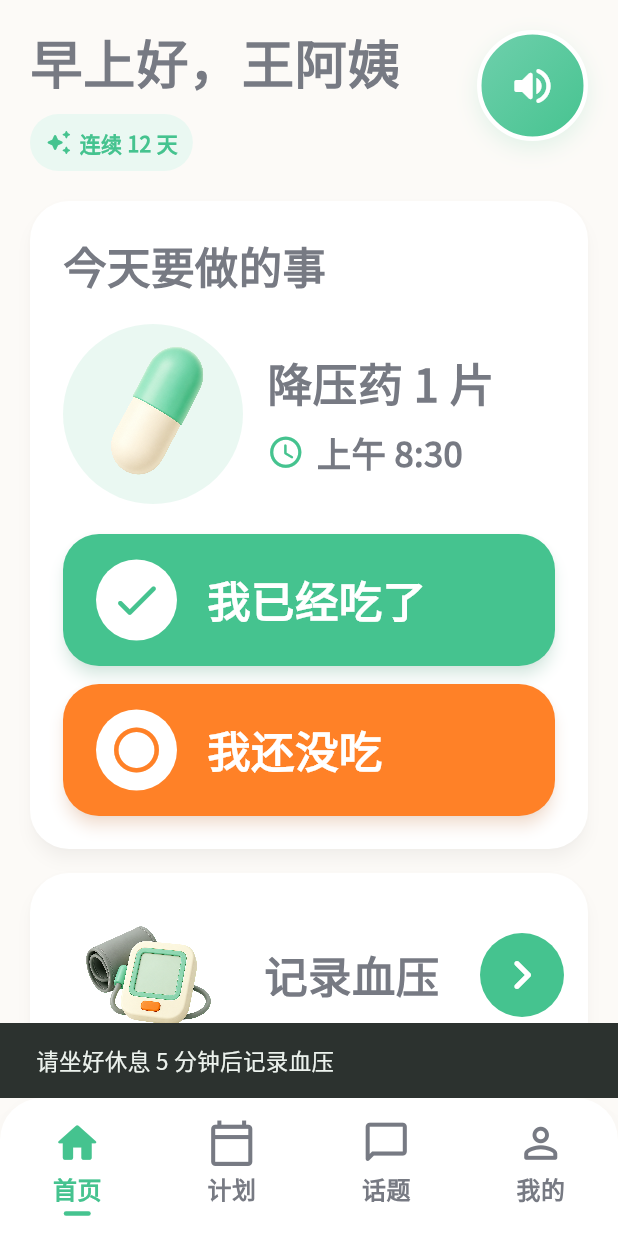
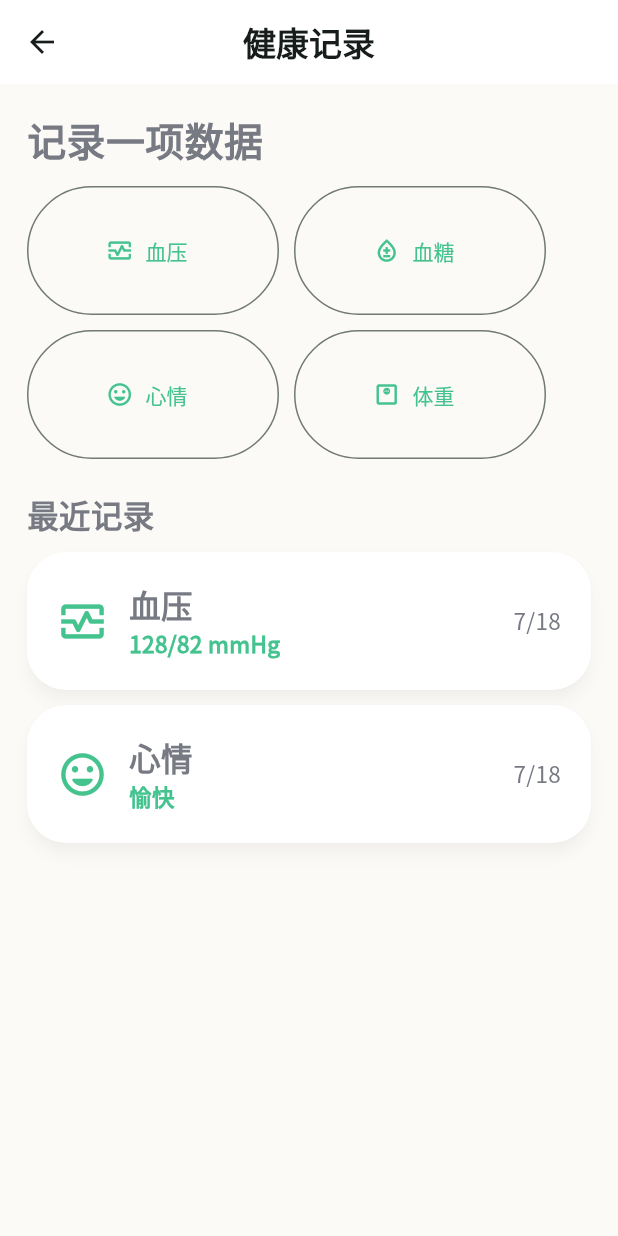
Before and after one commit to zx6831/FubaoApp, a Flutter app: the ElderShell screen opened directly with empty values, after a tap on "记录血压", on a phone screen of 412 x 824 dp. Run offline on Flutter 3.47's test engine with Material 3 defaults, Android fonts, the phone set to English and light mode, and no system bars.

Commit message:
feat: connect health center alerts and spark

```diff
--- a/apps/fubao_app/lib/data/demo_fubao_repository.dart
+++ b/apps/fubao_app/lib/data/demo_fubao_repository.dart
@@ -87,6 +87,33 @@ class DemoFubaoRepository extends ChangeNotifier implements FubaoRepository {
   bool get allTasksCompleted => _tasks.every((task) => task.isCompleted);
 
   @override
+  final List<HealthReading> healthReadings = [
+    HealthReading(
+      id: 'pressure-demo',
+      metric: HealthMetric.bloodPressure,
+      value: const {'systolic': 128, 'diastolic': 82, 'unit': 'mmHg'},
+      recordedAt: DateTime(2026, 7, 18, 8, 30),
+    ),
+    HealthReading(
+      id: 'mood-demo',
+      metric: HealthMetric.mood,
+      value: const {'text': '愉快'},
+      recordedAt: DateTime(2026, 7, 18, 20, 30),
+    ),
+  ];
+
+  @override
+  final List<CareAlert> alerts = [];
+
+  @override
+  FamilySpark get spark => const FamilySpark(
+        lit: true,
+        streakDays: 12,
+        childActive: true,
+        elderActive: true,
+      );
+
+  @override
   Future<void> refresh() async {}
 
   @override
@@ -144,4 +171,27 @@ class DemoFubaoRepository extends ChangeNotifier implements FubaoRepository {
 
   @override
   Future<bool> remindTask(String id) async => true;
+
+  @override
+  Future<void> recordHealth(
+    HealthMetric metric,
+    Map<String, dynamic> value,
+  ) async {
+    healthReadings.insert(
+        0,
+        HealthReading(
+          id: 'demo-health-${DateTime.now().microsecondsSinceEpoch}',
+          metric: metric,
+          value: value,
+          recordedAt: DateTime.now(),
+        ));
+    notifyListeners();
+  }
+
+  @override
+  Future<void> updateAlert(
+    String id,
+    String status, {
+    String? closeReason,
+  }) async {}
 }
--- a/apps/fubao_app/lib/data/fubao_repository.dart
+++ b/apps/fubao_app/lib/data/fubao_repository.dart
@@ -8,6 +8,9 @@ abstract interface class FubaoRepository implements Listenable {
   List<CareTopic> get topics;
   int get completedTaskCount;
   bool get allTasksCompleted;
+  List<HealthReading> get healthReadings;
+  List<CareAlert> get alerts;
+  FamilySpark get spark;
 
   Future<void> refresh();
 
@@ -29,5 +32,16 @@ abstract interface class FubaoRepository implements Listenable {
 
   Future<bool> remindTask(String id);
 
+  Future<void> recordHealth(
+    HealthMetric metric,
+    Map<String, dynamic> value,
+  );
+
+  Future<void> updateAlert(
+    String id,
+    String status, {
+    String? closeReason,
+  });
+
   void dispose();
 }
--- a/apps/fubao_app/lib/data/remote_fubao_repository.dart
+++ b/apps/fubao_app/lib/data/remote_fubao_repository.dart
@@ -13,6 +13,14 @@ class RemoteFubaoRepository extends ChangeNotifier implements FubaoRepository {
   final List<HealthTask> _tasks = [];
   final List<HealthPlan> _plans = [];
   final List<CareTopic> _topics = const [];
+  final List<HealthReading> _healthReadings = [];
+  final List<CareAlert> _alerts = [];
+  FamilySpark _spark = const FamilySpark(
+    lit: false,
+    streakDays: 0,
+    childActive: false,
+    elderActive: false,
+  );
   Timer? _poller;
   bool _refreshing = false;
   String? lastError;
@@ -25,6 +33,15 @@ class RemoteFubaoRepository extends ChangeNotifier implements FubaoRepository {
 
   @override
   List<CareTopic> get topics => List.unmodifiable(_topics);
+
+  @override
+  List<HealthReading> get healthReadings => List.unmodifiable(_healthReadings);
+
+  @override
+  List<CareAlert> get alerts => List.unmodifiable(_alerts);
+
+  @override
+  FamilySpark get spark => _spark;
 
   @override
   int get completedTaskCount => _tasks.where((task) => task.isCompleted).length;
@@ -45,6 +62,14 @@ class RemoteFubaoRepository extends ChangeNotifier implements FubaoRepository {
     _poller = null;
     _tasks.clear();
     _plans.clear();
+    _healthReadings.clear();
+    _alerts.clear();
+    _spark = const FamilySpark(
+      lit: false,
+      streakDays: 0,
+      childActive: false,
+      elderActive: false,
+    );
     lastError = null;
     notifyListeners();
   }
@@ -56,6 +81,9 @@ class RemoteFubaoRepository extends ChangeNotifier implements FubaoRepository {
     try {
       final planData = await _api.get('plans');
       final taskData = await _api.get('tasks/today');
+      final healthData = await _api.get('health-data');
+      final alertData = await _api.get('alerts');
+      final sparkData = await _api.get('sparks/current');
       final taskItems = (taskData['items'] as List? ?? const [])
           .whereType<Map>()
           .map((item) => _taskFromJson(item.cast<String, dynamic>()))
@@ -70,6 +98,22 @@ class RemoteFubaoRepository extends ChangeNotifier implements FubaoRepository {
       _plans
         ..clear()
         ..addAll(planItems);
+      _healthReadings
+        ..clear()
+        ..addAll((healthData['items'] as List? ?? const [])
+            .whereType<Map>()
+            .map((item) => _healthFromJson(item.cast<String, dynamic>())));
+      _alerts
+        ..clear()
+        ..addAll((alertData['items'] as List? ?? const [])
+            .whereType<Map>()
+            .map((item) => _alertFromJson(item.cast<String, dynamic>())));
+      _spark = FamilySpark(
+        lit: sparkData['lit'] == true,
+        streakDays: (sparkData['streakDays'] as num?)?.toInt() ?? 0,
+        childActive: sparkData['childActive'] == true,
+        elderActive: sparkData['elderActive'] == true,
+      );
       lastError = null;
       notifyListeners();
     } on ApiException catch (error) {
@@ -155,6 +199,38 @@ class RemoteFubaoRepository extends ChangeNotifier implements FubaoRepository {
     return data['accepted'] == true;
   }
 
+  @override
+  Future<void> recordHealth(
+    HealthMetric metric,
+    Map<String, dynamic> value,
+  ) async {
+    await _api.post('health-data', body: {
+      'type': metric.name,
+      if (metric == HealthMetric.bloodPressure) ...{
+        'systolic': value['systolic'],
+        'diastolic': value['diastolic'],
+      } else if (metric == HealthMetric.mood)
+        'textValue': value['text']
+      else
+        'value': value['value'],
+      'confirmedByUser': true,
+    });
+    await refresh();
+  }
+
+  @override
+  Future<void> updateAlert(
+    String id,
+    String status, {
+    String? closeReason,
+  }) async {
+    await _api.patch('alerts/$id', body: {
+      'status': status,
+      if (closeReason != null) 'closeReason': closeReason,
+    });
+    await refresh();
+  }
+
   HealthTask _taskFromJson(Map<String, dynamic> json) {
     final status = json['status']?.toString();
     final record = (json['record'] as Map?)?.cast<String, dynamic>();
@@ -201,6 +277,27 @@ class RemoteFubaoRepository extends ChangeNotifier implements FubaoRepository {
     );
   }
 
+  HealthReading _healthFromJson(Map<String, dynamic> json) => HealthReading(
+        id: json['id'].toString(),
+        metric: _metric(json['metric']?.toString()),
+        value: (json['value'] as Map?)?.cast<String, dynamic>() ?? const {},
+        recordedAt: DateTime.parse(json['recordedAt'].toString()),
+      );
+
+  CareAlert _alertFromJson(Map<String, dynamic> json) => CareAlert(
+        id: json['id'].toString(),
+        level: json['level']?.toString() ?? 'L1',
+        metric: _metric(json['metric']?.toString()),
+        message: json['message']?.toString() ?? '有一条健康记录需要关注',
+        status: json['status']?.toString() ?? 'pending',
+        createdAt: DateTime.parse(json['createdAt'].toString()),
+      );
+
+  HealthMetric _metric(String? value) => HealthMetric.values.firstWhere(
+        (metric) => metric.name == value,
+        orElse: () => HealthMetric.mood,
+      );
+
   TaskKind _kind(String? value) => TaskKind.values.firstWhere(
         (kind) => kind.name == value,
         orElse: () => TaskKind.custom,
--- a/apps/fubao_app/lib/domain/models.dart
+++ b/apps/fubao_app/lib/domain/models.dart
@@ -106,6 +106,54 @@ class PlanDraft {
   final Map<String, dynamic> enrollmentData;
 }
 
+enum HealthMetric { bloodPressure, bloodGlucose, mood, weight }
+
+@immutable
+class HealthReading {
+  const HealthReading({
+    required this.id,
+    required this.metric,
+    required this.value,
+    required this.recordedAt,
+  });
+  final String id;
+  final HealthMetric metric;
+  final Map<String, dynamic> value;
+  final DateTime recordedAt;
+}
+
+@immutable
+class CareAlert {
+  const CareAlert({
+    required this.id,
+    required this.level,
+    required this.metric,
+    required this.message,
+    required this.status,
+    required this.createdAt,
+  });
+  final String id;
+  final String level;
+  final HealthMetric metric;
+  final String message;
+  final String status;
+  final DateTime createdAt;
+}
+
+@immutable
+class FamilySpark {
+  const FamilySpark({
+    required this.lit,
+    required this.streakDays,
+    required this.childActive,
+    required this.elderActive,
+  });
+  final bool lit;
+  final int streakDays;
+  final bool childActive;
+  final bool elderActive;
+}
+
 @immutable
 class CareTopic {
   const CareTopic({
--- a/apps/fubao_app/lib/features/elder/elder_home_page.dart
+++ b/apps/fubao_app/lib/features/elder/elder_home_page.dart
@@ -5,6 +5,7 @@ import '../../design/fubao_colors.dart';
 import '../../design/fubao_illustrations.dart';
 import '../../widgets/fubao_widgets.dart';
 import '../../domain/models.dart';
+import '../health/health_center_page.dart';
 
 class ElderHomePage extends StatelessWidget {
   const ElderHomePage({required this.repository, super.key});
@@ -145,8 +146,12 @@ class ElderHomePage extends StatelessWidget {
                   ),
                 const SizedBox(height: 16),
                 FubaoCard(
-                  onTap: () => ScaffoldMessenger.of(context).showSnackBar(
-                      const SnackBar(content: Text('请坐好休息 5 分钟后记录血压'))),
+                  onTap: () => Navigator.of(context).push(
+                    MaterialPageRoute<void>(
+                      builder: (_) =>
+                          HealthCenterPage(repository: repository, elder: true),
+                    ),
+                  ),
                   padding: const EdgeInsets.all(16),
                   child: const Row(children: [
                     FubaoIllustrationAsset(
--- /dev/null
+++ b/apps/fubao_app/lib/features/health/health_center_page.dart
@@ -0,0 +1,216 @@
+import 'package:flutter/material.dart';
+
+import '../../data/fubao_repository.dart';
+import '../../design/fubao_colors.dart';
+import '../../domain/models.dart';
+import '../../widgets/fubao_widgets.dart';
+
+class HealthCenterPage extends StatelessWidget {
+  const HealthCenterPage(
+      {required this.repository, this.elder = false, super.key});
+  final FubaoRepository repository;
+  final bool elder;
+
+  @override
+  Widget build(BuildContext context) => Scaffold(
+        appBar: AppBar(title: const Text('健康记录'), centerTitle: true),
+        body: AnimatedBuilder(
+          animation: repository,
+          builder: (context, _) => ListView(
+            padding: const EdgeInsets.all(18),
+            children: [
+              Text('记录一项数据',
+                  style: TextStyle(
+                      fontSize: elder ? 26 : 21, fontWeight: FontWeight.w900)),
+              const SizedBox(height: 12),
+              Wrap(spacing: 10, runSpacing: 10, children: [
+                _entry(context, HealthMetric.bloodPressure, '血压',
+                    Icons.monitor_heart_outlined),
+                _entry(context, HealthMetric.bloodGlucose, '血糖',
+                    Icons.bloodtype_outlined),
+                _entry(context, HealthMetric.mood, '心情', Icons.mood_rounded),
+                _entry(context, HealthMetric.weight, '体重',
+                    Icons.monitor_weight_outlined),
+              ]),
+              const SizedBox(height: 22),
+              if (repository.alerts
+                  .any((alert) => alert.status == 'pending')) ...[
+                const Text('需要关注',
+                    style:
+                        TextStyle(fontSize: 21, fontWeight: FontWeight.w900)),
+                const SizedBox(height: 10),
+                for (final alert in repository.alerts
+                    .where((item) => item.status == 'pending'))
+                  Padding(
+                      padding: const EdgeInsets.only(bottom: 10),
+                      child: _AlertCard(alert: alert, repository: repository)),
+                const SizedBox(height: 10),
+              ],
+              const Text('最近记录',
+                  style: TextStyle(fontSize: 21, fontWeight: FontWeight.w900)),
+              const SizedBox(height: 10),
+              if (repository.healthReadings.isEmpty)
+                const FubaoCard(child: Center(child: Text('还没有健康记录')))
+              else
+                for (final reading in repository.healthReadings)
+                  Padding(
+                      padding: const EdgeInsets.only(bottom: 10),
+                      child: _ReadingCard(reading: reading, elder: elder)),
+            ],
+          ),
+        ),
+      );
+
+  Widget _entry(BuildContext context, HealthMetric metric, String label,
+          IconData icon) =>
+      SizedBox(
+        width: elder ? 168 : 160,
+        height: elder ? 86 : 72,
+        child: OutlinedButton.icon(
+          onPressed: () => _record(context, metric),
+          icon: Icon(icon),
+          label: Text(label),
+          style:
+              OutlinedButton.styleFrom(foregroundColor: FubaoColors.mintStrong),
+        ),
+      );
+
+  Future<void> _record(BuildContext context, HealthMetric metric) async {
+    final first = TextEditingController();
+    final second = TextEditingController();
+    final result = await showDialog<Map<String, dynamic>>(
+      context: context,
+      builder: (dialogContext) => AlertDialog(
+        title: Text('记录${_label(metric)}'),
+        content: Column(mainAxisSize: MainAxisSize.min, children: [
+          TextField(
+              controller: first,
+              keyboardType: metric == HealthMetric.mood
+                  ? TextInputType.text
+                  : TextInputType.number,
+              decoration: InputDecoration(labelText: _firstLabel(metric))),
+          if (metric == HealthMetric.bloodPressure) ...[
+            const SizedBox(height: 10),
+            TextField(
+                controller: second,
+                keyboardType: TextInputType.number,
+                decoration: const InputDecoration(labelText: '舒张压（低压）')),
+          ],
+        ]),
+        actions: [
+          TextButton(
+              onPressed: () => Navigator.pop(dialogContext),
+              child: const Text('取消')),
+          FilledButton(
+              onPressed: () {
+                final data = metric == HealthMetric.bloodPressure
+                    ? {
+                        'systolic': double.tryParse(first.text),
+                        'diastolic': double.tryParse(second.text)
+                      }
+                    : metric == HealthMetric.mood
+                        ? {'text': first.text.trim()}
+                        : {'value': double.tryParse(first.text)};
+                if (data.values.any((value) => value == null || value == '')) {
+                  return;
+                }
+                Navigator.pop(dialogContext, data);
+              },
+              child: const Text('下一步')),
+        ],
+      ),
+    );
+    first.dispose();
+    second.dispose();
+    if (result == null || !context.mounted) return;
+    final confirmed = await showDialog<bool>(
+        context: context,
+        builder: (dialogContext) => AlertDialog(
+              title: const Text('确认本次记录'),
+              content: Text(result.values.join(' / ')),
+              actions: [
+                TextButton(
+                    onPressed: () => Navigator.pop(dialogContext, false),
+                    child: const Text('返回修改')),
+                FilledButton(
+                    onPressed: () => Navigator.pop(dialogContext, true),
+                    child: const Text('确认保存'))
+              ],
+            ));
+    if (confirmed == true) await repository.recordHealth(metric, result);
+  }
+
+  String _label(HealthMetric metric) => const {
+        HealthMetric.bloodPressure: '血压',
+        HealthMetric.bloodGlucose: '血糖',
+        HealthMetric.mood: '心情',
+        HealthMetric.weight: '体重'
+      }[metric]!;
+  String _firstLabel(HealthMetric metric) => switch (metric) {
+        HealthMetric.bloodPressure => '收缩压（高压）',
+        HealthMetric.bloodGlucose => '血糖（mmol/L）',
+        HealthMetric.mood => '今天的心情',
+        HealthMetric.weight => '体重（kg）'
+      };
+}
+
+class _ReadingCard extends StatelessWidget {
+  const _ReadingCard({required this.reading, required this.elder});
+  final HealthReading reading;
+  final bool elder;
+  @override
+  Widget build(BuildContext context) => FubaoCard(
+          child: Row(children: [
+        Icon(_icon(reading.metric),
+            color: FubaoColors.mintStrong, size: elder ? 34 : 28),
+        const SizedBox(width: 14),
+        Expanded(
+            child:
+                Column(crossAxisAlignment: CrossAxisAlignment.start, children: [
+          Text(_name(reading.metric),
+              style: TextStyle(
+                  fontSize: elder ? 21 : 17, fontWeight: FontWeight.w900)),
+          Text(_value(reading),
+              style: const TextStyle(
+                  color: FubaoColors.mintStrong, fontWeight: FontWeight.w800))
+        ])),
+        Text('${reading.recordedAt.month}/${reading.recordedAt.day}',
+            style: const TextStyle(color: FubaoColors.inkMuted)),
+      ]));
+  IconData _icon(HealthMetric m) => [
+        Icons.monitor_heart_outlined,
+        Icons.bloodtype_outlined,
+        Icons.mood_rounded,
+        Icons.monitor_weight_outlined
+      ][m.index];
+  String _name(HealthMetric m) => ['血压', '血糖', '心情', '体重'][m.index];
+  String _value(HealthReading r) => switch (r.metric) {
+        HealthMetric.bloodPressure =>
+          '${r.value['systolic']}/${r.value['diastolic']} mmHg',
+        HealthMetric.bloodGlucose => '${r.value['value']} mmol/L',
+        HealthMetric.mood => '${r.value['text']}',
+        HealthMetric.weight => '${r.value['value']} kg'
+      };
+}
+
+class _AlertCard extends StatelessWidget {
+  const _AlertCard({required this.alert, required this.repository});
+  final CareAlert alert;
+  final FubaoRepository repository;
+  @override
+  Widget build(BuildContext context) => FubaoCard(
+      color: const Color(0xFFFFF5EC),
+      borderColor: FubaoColors.orangeStrong,
+      child: Column(crossAxisAlignment: CrossAxisAlignment.start, children: [
+        Text('${alert.level} 关怀提醒',
+            style: const TextStyle(
+                color: FubaoColors.orangeStrong, fontWeight: FontWeight.w900)),
+        const SizedBox(height: 6),
+        Text(alert.message),
+        Align(
+            alignment: Alignment.centerRight,
+            child: TextButton(
+                onPressed: () => repository.updateAlert(alert.id, 'handled'),
+                child: const Text('我已处理'))),
+      ]));
+}
```
Also changed, not shown: apps/fubao_app/lib/features/child/child_home_page.dart (+83 -23 lines), 1 other file.
